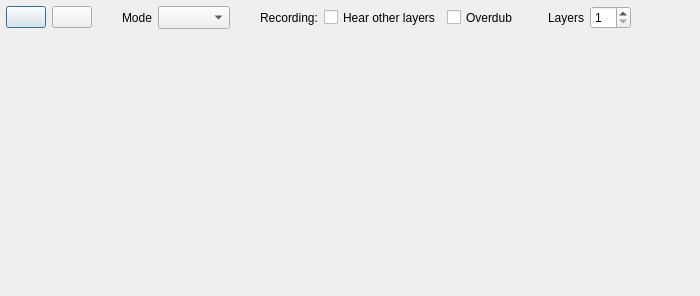
This is src/Common/gui/LooperWindow.ui in elieserdejesus/JamTaba as Qt 5 draws it before an edit. The edited form follows.
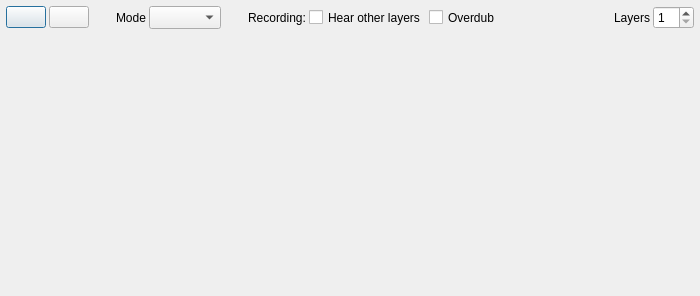
This is the edited form. Icons and pictures are not drawn.

Commit message: Showing recording proporties only when allowed

What changed in the file:
```diff
--- a/src/Common/gui/LooperWindow.ui
+++ b/src/Common/gui/LooperWindow.ui
@@ -37,7 +37,10 @@
    </property>
    <item>
     <widget class="QWidget" name="widget" native="true">
-     <layout class="QHBoxLayout" name="horizontalLayout">
+     <layout class="QHBoxLayout" name="horizontalLayout_2">
+      <property name="spacing">
+       <number>3</number>
+      </property>
       <property name="leftMargin">
        <number>0</number>
       </property>
@@ -72,6 +75,12 @@
       </item>
       <item>
        <widget class="QPushButton" name="buttonPlay">
+        <property name="sizePolicy">
+         <sizepolicy hsizetype="Fixed" vsizetype="Fixed">
+          <horstretch>0</horstretch>
+          <verstretch>0</verstretch>
+         </sizepolicy>
+        </property>
         <property name="text">
          <string/>
         </property>
@@ -102,6 +111,12 @@
       </item>
       <item>
        <widget class="QLabel" name="labelPlayMode">
+        <property name="sizePolicy">
+         <sizepolicy hsizetype="Maximum" vsizetype="Preferred">
+          <horstretch>0</horstretch>
+          <verstretch>0</verstretch>
+         </sizepolicy>
+        </property>
         <property name="text">
          <string>Mode</string>
         </property>
@@ -113,7 +128,7 @@
       <item>
        <widget class="QComboBox" name="comboBoxPlayMode">
         <property name="sizePolicy">
-         <sizepolicy hsizetype="Preferred" vsizetype="Minimum">
+         <sizepolicy hsizetype="Maximum" vsizetype="Minimum">
           <horstretch>0</horstretch>
           <verstretch>0</verstretch>
          </sizepolicy>
@@ -137,6 +152,8 @@
        </spacer>
       </item>
       <item>
+       <layout class="QHBoxLayout" name="recordingPropertiesLayout">
+        <item>
        <widget class="QLabel" name="labelRecording">
         <property name="text">
          <string>Recording:</string>
@@ -169,6 +186,8 @@
         </property>
        </widget>
       </item>
+       </layout>
+      </item>
       <item>
        <spacer name="horizontalSpacer_3">
         <property name="orientation">
@@ -185,8 +204,14 @@
         </property>
        </spacer>
       </item>
-      <item>
+      <item alignment="Qt::AlignRight">
        <widget class="QLabel" name="labelMaxLayers">
+        <property name="sizePolicy">
+         <sizepolicy hsizetype="MinimumExpanding" vsizetype="Preferred">
+          <horstretch>1</horstretch>
+          <verstretch>0</verstretch>
+         </sizepolicy>
+        </property>
         <property name="text">
          <string>Layers</string>
         </property>
@@ -195,10 +220,10 @@
         </property>
        </widget>
       </item>
-      <item>
+      <item alignment="Qt::AlignRight">
        <widget class="QSpinBox" name="maxLayersSpinBox">
         <property name="sizePolicy">
-         <sizepolicy hsizetype="Minimum" vsizetype="Minimum">
+         <sizepolicy hsizetype="Fixed" vsizetype="Minimum">
           <horstretch>0</horstretch>
           <verstretch>0</verstretch>
          </sizepolicy>
@@ -208,19 +233,6 @@
         </property>
        </widget>
       </item>
-      <item>
-       <spacer name="horizontalSpacer_4">
-        <property name="orientation">
-         <enum>Qt::Horizontal</enum>
-        </property>
-        <property name="sizeHint" stdset="0">
-         <size>
-          <width>40</width>
-          <height>20</height>
-         </size>
-        </property>
-       </spacer>
-      </item>
      </layout>
     </widget>
    </item>
```
Lines whose indentation alone changed are shown as unchanged. The commit also changes 8 other files.
